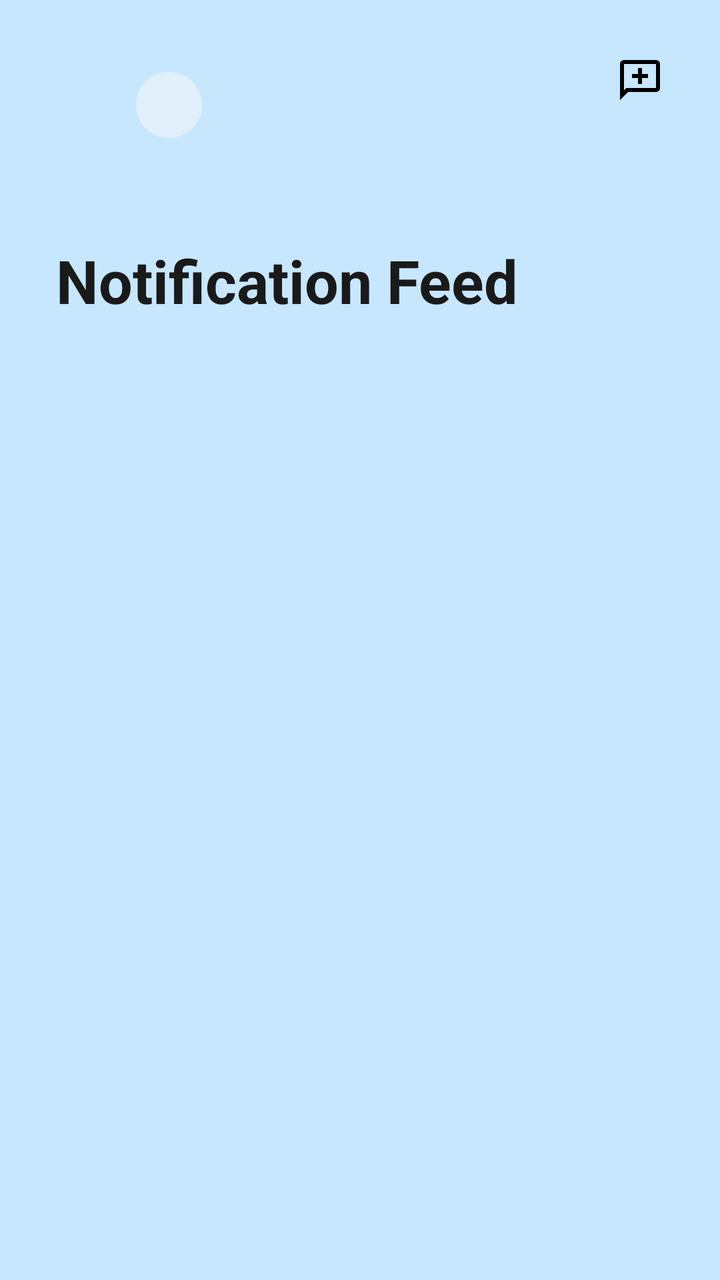
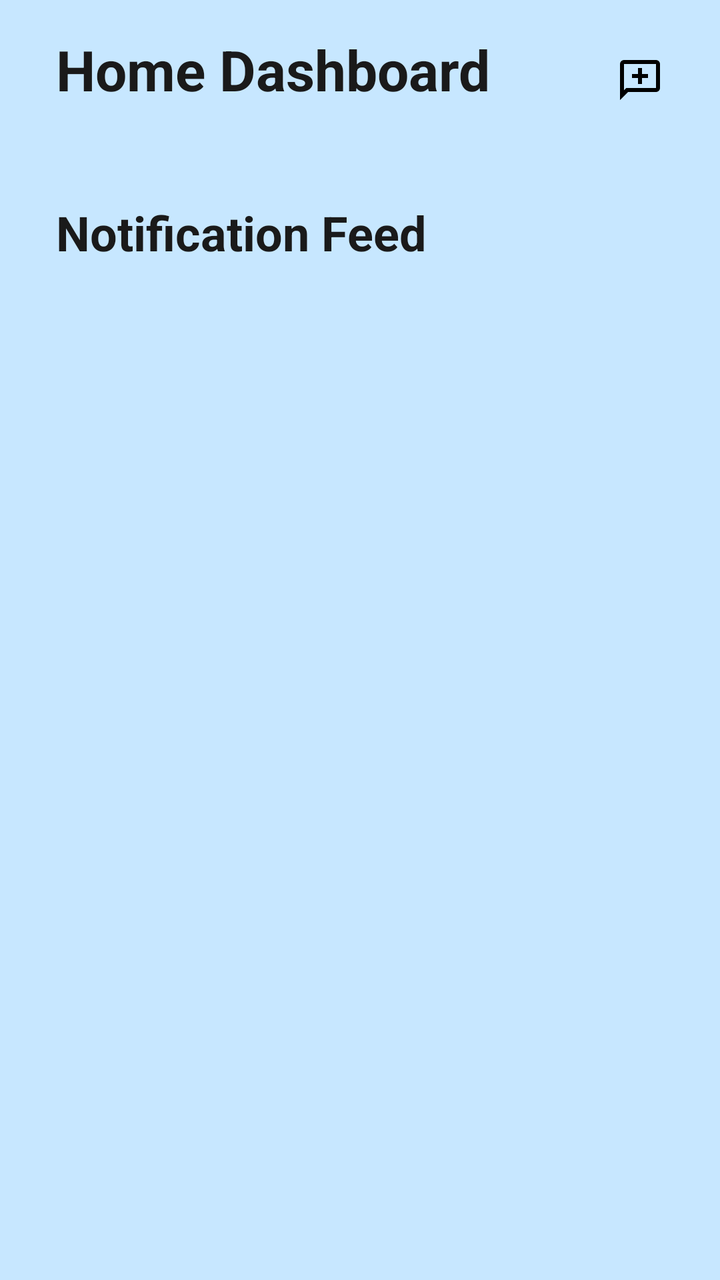

The first picture is an Android layout as it rendered before a commit; the second is the same layout after the commit. The layout source and the unified diff follow.
<!-- AndroidManifest.xml: application theme Theme.NurtureNest -->
<!-- res/layout/fragment_parent_dashboard.xml -->
<LinearLayout
    xmlns:android="http://schemas.android.com/apk/res/android"
    xmlns:app="http://schemas.android.com/apk/res-auto"
    xmlns:tools="http://schemas.android.com/tools"
    android:layout_width="match_parent"
    android:layout_height="match_parent"
    android:orientation="vertical"
    android:background="?attr/colorBackground"
    tools:context=".fragments.ParentDashboardFragment">

    
    <RelativeLayout
        android:layout_width="match_parent"
        android:layout_height="wrap_content"
        android:paddingTop="16dp"
        android:paddingBottom="16dp">

        
        <View
            android:id="@+id/ellipse3"
            android:layout_width="33dp"
            android:layout_height="33dp"
            android:layout_marginStart="68dp"
            android:layout_marginTop="20dp"
            android:background="@drawable/circle_shape" />

        
        <ImageButton
            android:id="@+id/btnChat"
            android:layout_width="48dp"
            android:layout_height="48dp"
            android:layout_alignParentEnd="true"
            android:layout_marginEnd="16dp"
            android:background="?attr/selectableItemBackgroundBorderless"
            android:contentDescription="Chats"
            android:src="@drawable/ic_chat" />

    </RelativeLayout>

    
    <TextView
        android:id="@+id/notification_feed"
        android:layout_width="wrap_content"
        android:layout_height="wrap_content"
        android:layout_marginStart="28dp"
        android:layout_marginTop="35dp"
        android:text="Notification Feed"
        android:textSize="30sp"
        android:textStyle="bold"
        android:textColor="?attr/colorOnBackground" />


    
    <androidx.recyclerview.widget.RecyclerView
        android:id="@+id/rvAnnouncements"
        android:layout_width="match_parent"
        android:layout_height="0dp"
        android:layout_weight="1"
        android:layout_marginTop="16dp"
        android:paddingStart="16dp"
        android:paddingEnd="16dp"
        android:clipToPadding="false" />
</LinearLayout>
<!-- resources referenced by this layout -->
<resources>
  <!-- drawable circle_shape (drawable) -->
  <shape xmlns:android="http://schemas.android.com/apk/res/android"
      android:shape="oval">
      <solid android:color="#80FDF9F9"/>
  </shape>
  <!-- drawable ic_chat (drawable) -->
  <vector xmlns:android="http://schemas.android.com/apk/res/android" android:height="24dp" android:tint="#000000" android:viewportHeight="960" android:viewportWidth="960" android:width="24dp">
        
      <path android:fillColor="@android:color/white" android:pathData="M440,560L520,560L520,440L640,440L640,360L520,360L520,240L440,240L440,360L320,360L320,440L440,440L440,560ZM80,880L80,160Q80,127 103.5,103.5Q127,80 160,80L800,80Q833,80 856.5,103.5Q880,127 880,160L880,640Q880,673 856.5,696.5Q833,720 800,720L240,720L80,880ZM206,640L800,640Q800,640 800,640Q800,640 800,640L800,160Q800,160 800,160Q800,160 800,160L160,160Q160,160 160,160Q160,160 160,160L160,685L206,640ZM160,640L160,640L160,160Q160,160 160,160Q160,160 160,160L160,160Q160,160 160,160Q160,160 160,160L160,640Q160,640 160,640Q160,640 160,640Z"/>
      
  </vector>
  <style name="Theme.NurtureNest" parent="Theme.MaterialComponents.DayNight.NoActionBar">
          <item name="colorPrimary">#0A2B5D</item>
          <item name="colorOnPrimary">#FFFFFF</item>
          <item name="colorSurface">#000000</item>
          <item name="colorOnSurface">#FFFFFF</item>
          <item name="colorBackground">#C7E7FF</item>
          <item name="colorOnBackground">#1A1A1A</item>
          <item name="android:windowBackground">#C7E7FF</item>
      </style>
</resources>

<!-- the commit's change to res/layout/fragment_parent_dashboard.xml (unified diff, before → after) -->
@@ -6,25 +6,24 @@
     android:layout_height="match_parent"
     android:orientation="vertical"
     android:background="?attr/colorBackground"
-    tools:context=".fragments.ParentDashboardFragment">
+    tools:context=".fragments.AdminDashboardFragment">
 
     
     <RelativeLayout
         android:layout_width="match_parent"
         android:layout_height="wrap_content"
-        android:paddingTop="16dp"
-        android:paddingBottom="16dp">
+        android:paddingVertical="16dp">
 
-        
-        <View
-            android:id="@+id/ellipse3"
-            android:layout_width="33dp"
-            android:layout_height="33dp"
-            android:layout_marginStart="68dp"
-            android:layout_marginTop="20dp"
-            android:background="@drawable/circle_shape" />
+        <TextView
+            android:id="@+id/AdminDashTitle"
+            android:layout_width="wrap_content"
+            android:layout_height="wrap_content"
+            android:layout_marginStart="28dp"
+            android:text="Home Dashboard"
+            android:textSize="28sp"
+            android:textStyle="bold"
+            android:textColor="?attr/colorOnBackground" />
 
-        
         <ImageButton
             android:id="@+id/btnChat"
             android:layout_width="48dp"
@@ -32,9 +31,8 @@
             android:layout_alignParentEnd="true"
             android:layout_marginEnd="16dp"
             android:background="?attr/selectableItemBackgroundBorderless"
-            android:contentDescription="Chats"
+            android:contentDescription="Chat"
             android:src="@drawable/ic_chat" />
-
     </RelativeLayout>
 
     
@@ -43,21 +41,20 @@
         android:layout_width="wrap_content"
         android:layout_height="wrap_content"
         android:layout_marginStart="28dp"
-        android:layout_marginTop="35dp"
+        android:layout_marginTop="20dp"
         android:text="Notification Feed"
-        android:textSize="30sp"
+        android:textSize="24sp"
         android:textStyle="bold"
         android:textColor="?attr/colorOnBackground" />
 
-
-    
     <androidx.recyclerview.widget.RecyclerView
         android:id="@+id/rvAnnouncements"
         android:layout_width="match_parent"
         android:layout_height="0dp"
         android:layout_weight="1"
-        android:layout_marginTop="16dp"
-        android:paddingStart="16dp"
-        android:paddingEnd="16dp"
+        android:layout_marginTop="8dp"
+        android:paddingHorizontal="16dp"
         android:clipToPadding="false" />
+
+
 </LinearLayout>
<!-- resource entries referenced after the edit -->
@@ -1,10 +1,5 @@
 <!-- resources referenced by this layout -->
 <resources>
-  <!-- drawable circle_shape (drawable) -->
-  <shape xmlns:android="http://schemas.android.com/apk/res/android"
-      android:shape="oval">
-      <solid android:color="#80FDF9F9"/>
-  </shape>
   <!-- drawable ic_chat (drawable) -->
   <vector xmlns:android="http://schemas.android.com/apk/res/android" android:height="24dp" android:tint="#000000" android:viewportHeight="960" android:viewportWidth="960" android:width="24dp">
         
